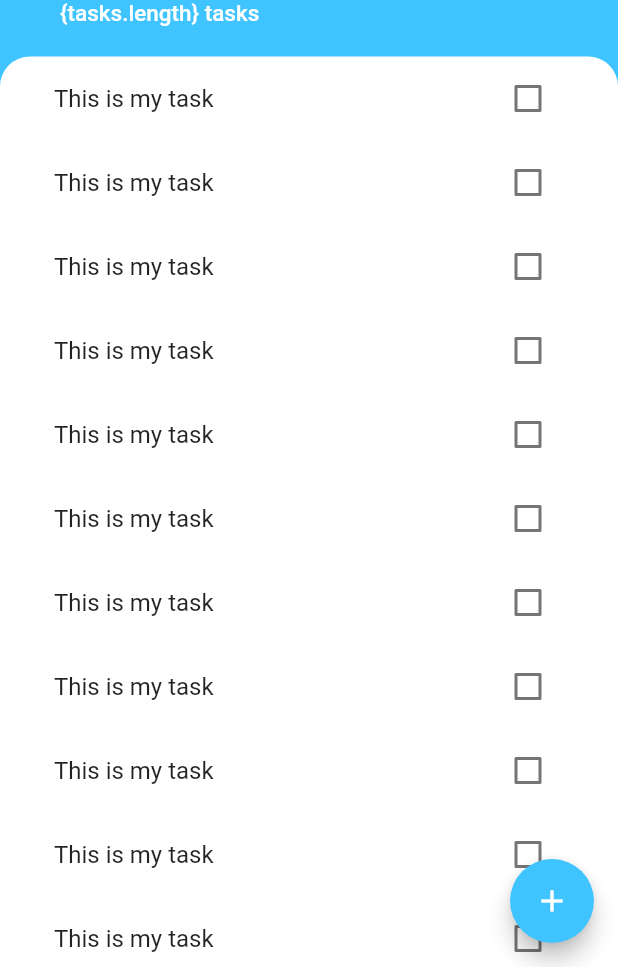
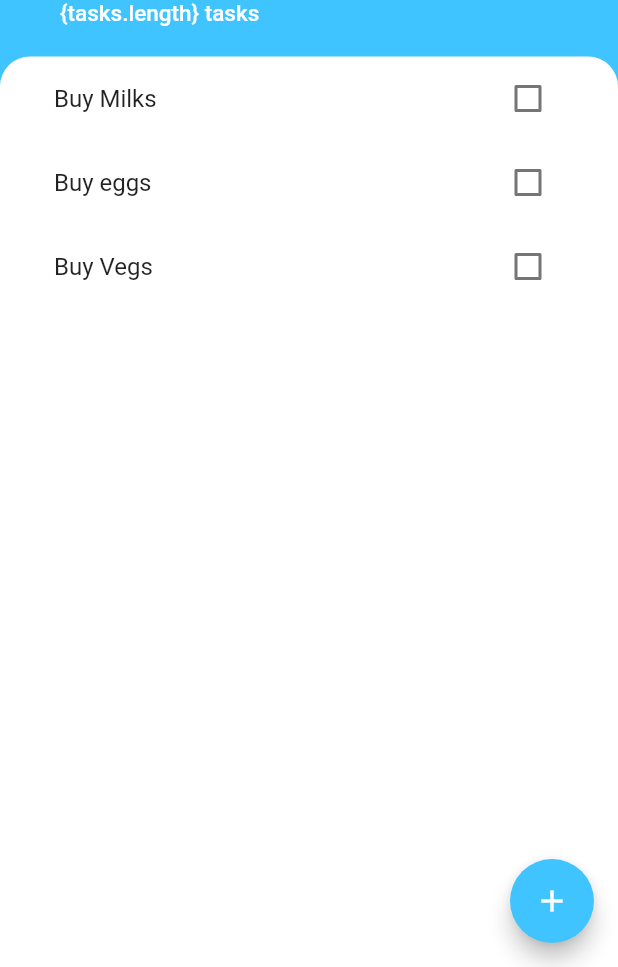
Before and after one commit to witty-mind/flutter---todoey, a Flutter app: the screen it shows after launch, on a phone screen of 412 x 824 dp, the part 269-1236 px from its top. Run offline on Flutter 3.47's test engine with Material 2 defaults, Android fonts, the phone set to English and light mode, and no system bars.

Commit message:
Added tasks and designed model to hold data.

```diff
--- /dev/null
+++ b/lib/model/task.dart
@@ -0,0 +1,10 @@
+class Task {
+  final String? taskName;
+  bool? isDone;
+
+  Task({required this.taskName, required this.isDone});
+
+  void toggleDone() {
+    isDone = !isDone!;
+  }
+}
--- a/lib/widgets/tasklist.dart
+++ b/lib/widgets/tasklist.dart
@@ -1,29 +1,31 @@
-import 'package:flutteer_begins/screens/taskscreen.dart';
+import 'package:flutteer_begins/model/task.dart';
 import 'package:flutteer_begins/widgets/tasktile.dart';
 import 'package:flutter/material.dart';
 
-class TasksList extends StatelessWidget {
-  const TasksList({
-    Key? key,
-  }) : super(key: key);
+class TasksList extends StatefulWidget {
+  final List<Task>? tasksList;
+
+  TasksList({required this.tasksList});
 
   @override
+  _TasksListState createState() => _TasksListState();
+}
+
+class _TasksListState extends State<TasksList> {
+  @override
   Widget build(BuildContext context) {
-    return ListView(
-      children: [
-        TaskTile(),
-        TaskTile(),
-        TaskTile(),
-        TaskTile(),
-        TaskTile(),
-        TaskTile(),
-        TaskTile(),
-        TaskTile(),
-        TaskTile(),
-        TaskTile(),
-        TaskTile(),
-        TaskTile(),
-      ],
-    );
+    return ListView.builder(
+        itemCount: widget.tasksList!.length,
+        itemBuilder: (context, index) {
+          return TaskTile(
+            isChecked: widget.tasksList![index].isDone,
+            taskTitle: widget.tasksList![index].taskName,
+            checkBoxCallBack: (checkboxState) {
+              setState(() {
+                widget.tasksList![index].toggleDone();
+              });
+            },
+          );
+        });
   }
 }
--- a/lib/widgets/tasktile.dart
+++ b/lib/widgets/tasktile.dart
@@ -1,18 +1,30 @@
+import 'package:flutteer_begins/utils/constants.dart';
 import 'package:flutter/material.dart';
 
 class TaskTile extends StatelessWidget {
-  const TaskTile({
-    Key? key,
-  }) : super(key: key);
+  bool? isChecked = false;
+  final String? taskTitle;
+  final Function? checkBoxCallBack;
+
+  TaskTile(
+      {required this.isChecked,
+      required this.taskTitle,
+      @required this.checkBoxCallBack});
 
   @override
   Widget build(BuildContext context) {
     return ListTile(
-      title: Text("This is my task"),
+      title: Text(
+        taskTitle!,
+        style: TextStyle(
+            decoration: isChecked! ? TextDecoration.lineThrough : null),
+      ),
       trailing: Checkbox(
-        onChanged: (value) => {},
-        value: false,
-      ),
+          activeColor: kPrimaryColor,
+          value: isChecked,
+          onChanged: (newValue) {
+            checkBoxCallBack!(newValue);
+          }),
     );
   }
 }
```
